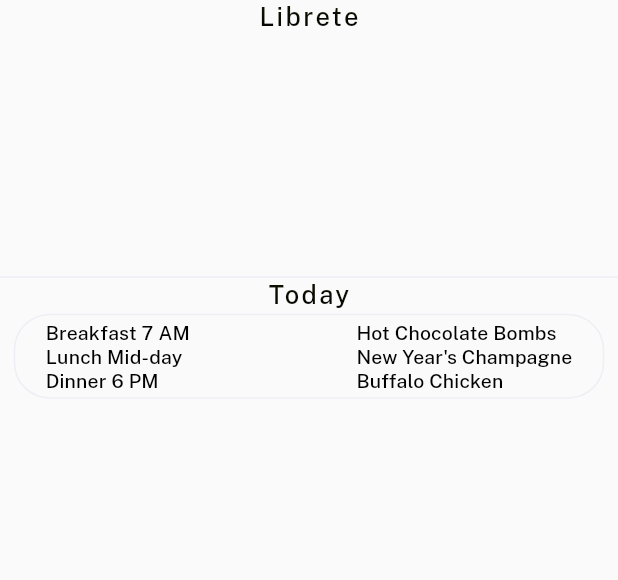
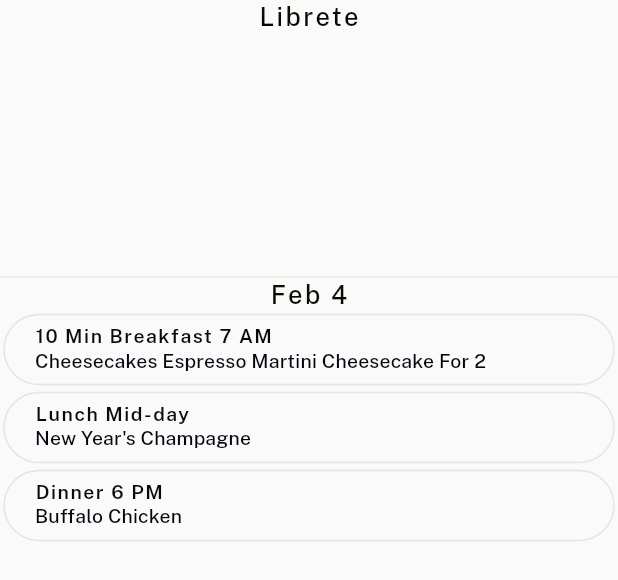
Before and after one commit to SotoArmando/appniceoogling_recipesspotlight, a Flutter app: the Libretepage widget shown alone on an empty page, opened directly, on a phone screen of 412 x 824 dp. Shown: the top 580 px of the screen. Run offline on Flutter 3.47's test engine with Material 2 defaults, Android fonts, the phone set to English and light mode, and no system bars; our stand-ins replace cached_network_image, google_fonts; missing offline and left inert: dart:html; network calls fail.

Commit message:
Approached app overall padding margin resolution

```diff
--- a/lib/convenientHorizontalScroller.dart
+++ b/lib/convenientHorizontalScroller.dart
@@ -1,3 +1,5 @@
+import 'dart:math';
+
 import 'package:cached_network_image/cached_network_image.dart';
 import 'package:flutter/cupertino.dart';
 import 'package:flutter/material.dart';
@@ -7,15 +9,18 @@ import 'package:niceoogling/gradienttext.dart';
 import 'package:niceoogling/math.dart';
 
 class convenientHorizontalScroller extends StatefulWidget {
-  double height;
-  double width;
-  bool bottomspace;
-  List<Recipe>? datalist;
-  convenientHorizontalScroller({
+  final double height;
+  final double width;
+  final bool bottomspace;
+  final List<Recipe>? datalist;
+  final bool yellow;
+
+  const convenientHorizontalScroller({
     Key? key,
     this.height = coremeasure_1,
     this.width = coremeasure_1,
     this.bottomspace = true,
+    this.yellow = true,
     this.datalist,
   }) : super(key: key);
 
@@ -52,14 +57,16 @@ class _convenientHorizontalScrollerState
   @override
   Widget build(BuildContext context) {
     return Container(
-      margin: EdgeInsets.only(bottom: widget.bottomspace ? coremeasure_0 : 0),
+      margin: EdgeInsets.only(bottom: widget.bottomspace ? coremeasure_3 : 0),
       height: widget.height + labelsize,
       child: ListView.builder(
         cacheExtent: 3,
         scrollDirection: Axis.horizontal,
         itemBuilder: (context, item) => Container(
           margin: EdgeInsets.only(
-              left: item == 0 ? coremeasure_0 * 0.54 : coremeasure_0 * 0.945),
+              left: item == 0
+                  ? coremeasure_0 / pow(1.1875, 4)
+                  : coremeasure_0 / pow(1.1875, 4)),
           child: Column(
             children: [
               Image(
@@ -85,7 +92,20 @@ class _convenientHorizontalScrollerState
                     blendMode: BlendMode.srcIn,
                     shaderCallback: (Rect bounds) {
                       return const LinearGradient(
-                            colors: [Color(0xFF000511), Colors.black],
+                              colors: [Color(0xFF000814), Color(0xFF000808)],
+                              tileMode: TileMode.mirror,
+                              begin: Alignment.topCenter,
+                              end: Alignment.bottomCenter)
+                          .createShader(bounds);
+                    },
+                    child: ShaderMask(
+                      blendMode: BlendMode.srcIn,
+                      shaderCallback: (Rect bounds) {
+                        return LinearGradient(
+                                colors: [
+                              Color(0xFF111100),
+                              Color.fromARGB(255, 1, 0, 17)
+                            ],
                                 tileMode: TileMode.mirror,
                                 begin: Alignment.topCenter,
                                 end: Alignment.bottomCenter)
@@ -94,7 +114,7 @@ class _convenientHorizontalScrollerState
                       child: Text("${widget.datalist![item].name}",
                           textAlign: TextAlign.start,
                           style: Theme.of(context).textTheme.bodyText1),
-                ),
+                    )),
               ),
             ],
           ),
--- a/lib/libretepage.dart
+++ b/lib/libretepage.dart
@@ -32,7 +32,7 @@ class _LibretepageState extends State<Libretepage> {
             Container(
               decoration: BoxDecoration(
                   border: Border(
-                      bottom: BorderSide(width: 1, color: Color(0xFFEEEEF5)))),
+                      bottom: BorderSide(width: 1, color: Color(0xFFEBEBE4)))),
               child: Column(
                 children: [
                   Container(
@@ -79,45 +79,76 @@ class _LibretepageState extends State<Libretepage> {
                     .createShader(bounds);
               },
               child: Container(
+                margin: EdgeInsets.only(top: coremeasure_0 / pow(1.1875, 40)),
                 alignment: Alignment.center,
                 height: coremeasure_2,
                 child: Text(
-                  'Today',
+                  'Feb 4',
                   style: Theme.of(context).textTheme.headline2,
                 ),
               ),
             ),
-            for (var i in [0])
+            for (var i in [0, 1, 2])
               Container(
                 padding: EdgeInsets.only(
-                      left: coremeasure_1, right: coremeasure_1),
-                  height: coremeasure_7,
-                  alignment: Alignment.center,
+                    left: coremeasure_1,
+                    right: coremeasure_1,
+                    bottom: coremeasure_0 / pow(1.1875, 10)),
+                height: coremeasure_6,
+                alignment: Alignment.centerLeft,
                 margin: EdgeInsets.only(
-                      bottom: coremeasure_0 * 0.54,
-                      left: coremeasure_0 * 0.54,
-                      right: coremeasure_0 * 0.54),
+                    bottom: coremeasure_0 / pow(1.1875, 8),
+                    right: coremeasure_0 / pow(1.1875, 12),
+                    left: coremeasure_0 / pow(1.1875, 12)),
                 decoration: BoxDecoration(
-                      border: Border.all(width: 1.0, color: Color(0xFFEEEEF5)),
+                    border: Border.all(width: 1.0, color: Color(0xFFE4E4E3)),
                     borderRadius:
                         BorderRadius.all(Radius.circular(coremeasure_2))),
-                  child: Row(
-                    mainAxisAlignment: MainAxisAlignment.spaceBetween,
+                child: ShaderMask(
+                    blendMode: BlendMode.srcIn,
+                    shaderCallback: (Rect bounds) {
+                      return const LinearGradient(
+                              colors: [
+                            Color.fromARGB(255, 17, 14, 0),
+                            Color.fromARGB(255, 1, 0, 17)
+                          ],
+                              tileMode: TileMode.mirror,
+                              begin: Alignment.topCenter,
+                              end: Alignment.bottomCenter)
+                          .createShader(bounds);
+                    },
+                    child: Column(
+                      mainAxisAlignment: MainAxisAlignment.center,
+                      crossAxisAlignment: CrossAxisAlignment.start,
                       children: [
-                      Text(
+                        Container(
+                          height: coremeasure_0,
+                          alignment: Alignment.centerLeft,
+                          child: Text(
                             [
-                          "Breakfast 7 AM\nLunch Mid-day\nDinner 6 PM",
+                              "10 Min Breakfast 7 AM",
+                              "Lunch Mid-day",
+                              "Dinner 6 PM"
                             ][i],
-                        style: Theme.of(context).textTheme.bodyText1,
+                            style: Theme.of(context)
+                                .textTheme
+                                .bodyText1!
+                                .copyWith(
+                                    fontWeight: FontWeight.w600,
+                                    letterSpacing: 1),
+                          ),
                         ),
                         Text(
                           [
-                          "Hot Chocolate Bombs\nNew Year's Champagne\nBuffalo Chicken",
+                            "Cheesecakes Espresso Martini Cheesecake For 2",
+                            "New Year's Champagne",
+                            "Buffalo Chicken"
                           ][i],
                           style: Theme.of(context).textTheme.bodyText1,
                         ),
                       ],
                     )),
+              ),
           ],
         ),
       ),
```
Also changed, not shown: lib/homepage.dart (+12 -4 lines), lib/main.dart (+9 -3 lines), lib/settingspage.dart (+29 -1 lines), pubspec.lock. Lines whose indentation alone changed are shown as unchanged.
